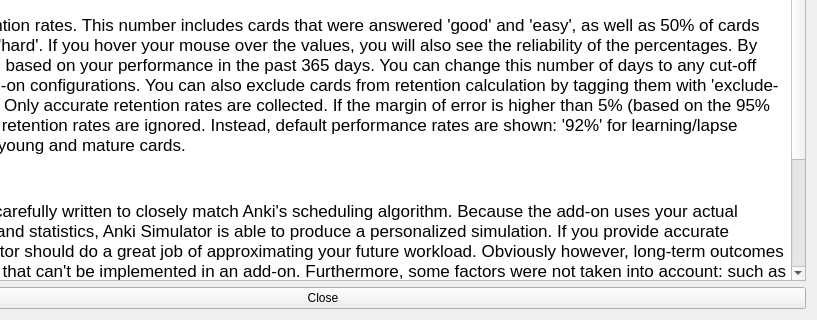
The window that designer/manual_dialog.ui (giovannihenriksen/Anki-Simulator) describes before a commit, drawn with Qt 5; both pictures show x 171 to 988 and y 459 to 779 of the 988 by 779 pixel window.
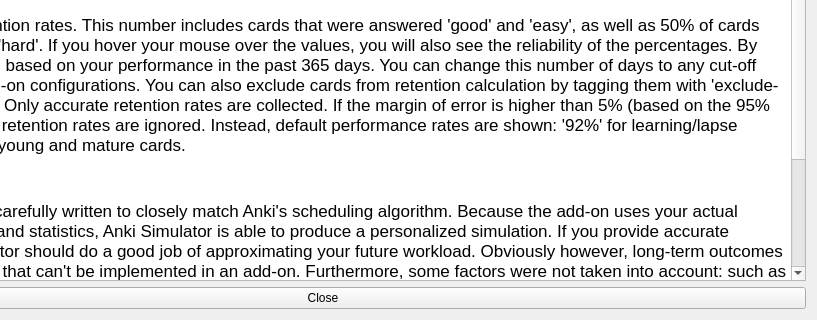
The same window after the commit.

Commit message: Very minor manual change and update screenshot

What changed in the file:
```diff
--- a/designer/manual_dialog.ui
+++ b/designer/manual_dialog.ui
@@ -33,7 +33,7 @@
 &lt;p style=&quot; margin-top:14px; margin-bottom:12px; margin-left:0px; margin-right:0px; -qt-block-indent:0; text-indent:0px;&quot;&gt;&lt;a name=&quot;performancerates&quot;&gt;&lt;/a&gt;&lt;span style=&quot; font-size:large; font-weight:600;&quot;&gt;P&lt;/span&gt;&lt;span style=&quot; font-size:large; font-weight:600;&quot;&gt;erformance rates&lt;/span&gt; &lt;/p&gt;
 &lt;p style=&quot; margin-top:12px; margin-bottom:12px; margin-left:0px; margin-right:0px; -qt-block-indent:0; text-indent:0px;&quot;&gt;These are your retention rates. This number includes cards that were answered 'good' and 'easy', as well as 50% of cards that were answered 'hard'. If you hover your mouse over the values, you will also see the reliability of the percentages. By default, the rates are based on your performance in the past 365 days. You can change this number of days to any cut-off you prefer in the add-on configurations. You can also exclude cards from retention calculation by tagging them with 'exclude-retention-rate'. Note: Only accurate retention rates are collected. If the margin of error is higher than 5% (based on the 95% confidence interval), retention rates are ignored. Instead, default performance rates are shown: '92%' for learning/lapse steps, and '90%' for young and mature cards. &lt;/p&gt;
 &lt;p style=&quot; margin-top:14px; margin-bottom:12px; margin-left:0px; margin-right:0px; -qt-block-indent:0; text-indent:0px;&quot;&gt;&lt;a name=&quot;howaccurateisit&quot;&gt;&lt;/a&gt;&lt;span style=&quot; font-size:large; font-weight:600;&quot;&gt;H&lt;/span&gt;&lt;span style=&quot; font-size:large; font-weight:600;&quot;&gt;ow accurate is it?&lt;/span&gt; &lt;/p&gt;
-&lt;p style=&quot; margin-top:12px; margin-bottom:12px; margin-left:0px; margin-right:0px; -qt-block-indent:0; text-indent:0px;&quot;&gt;Anki Simulator was carefully written to closely match Anki's scheduling algorithm. Because the add-on uses your actual cards, deck options and statistics, Anki Simulator is able to produce a personalized simulation. If you provide accurate variables, the simulator should do a great job of approximating your future workload. Obviously however, long-term outcomes rely on many factors that can't be implemented in an add-on. Furthermore, some factors were not taken into account: such as pressing ‘hard’ or ‘easy’ buttons. &lt;span style=&quot; font-family:'Helvetica Neue';&quot;&gt;The simulator assumes that excluding them both should balance their effects out for a large part. Lastly, keep in mind that your future performance rates may vary. &lt;/span&gt;  &lt;/p&gt;
+&lt;p style=&quot; margin-top:12px; margin-bottom:12px; margin-left:0px; margin-right:0px; -qt-block-indent:0; text-indent:0px;&quot;&gt;Anki Simulator was carefully written to closely match Anki's scheduling algorithm. Because the add-on uses your actual cards, deck options and statistics, Anki Simulator is able to produce a personalized simulation. If you provide accurate variables, the simulator should do a good job of approximating your future workload. Obviously however, long-term outcomes rely on many factors that can't be implemented in an add-on. Furthermore, some factors were not taken into account: such as pressing ‘hard’ or ‘easy’ buttons. &lt;span style=&quot; font-family:'Helvetica Neue';&quot;&gt;The simulator assumes that excluding them both should balance their effects out for a large part. Lastly, keep in mind that your future performance rates may vary. &lt;/span&gt;  &lt;/p&gt;
 &lt;p style=&quot; margin-top:14px; margin-bottom:12px; margin-left:0px; margin-right:0px; -qt-block-indent:0; text-indent:0px;&quot;&gt;&lt;a name=&quot;canihelpimproveankisimulator&quot;&gt;&lt;/a&gt;&lt;span style=&quot; font-size:large; font-weight:600;&quot;&gt;C&lt;/span&gt;&lt;span style=&quot; font-size:large; font-weight:600;&quot;&gt;an I help improve Anki Simulator?&lt;/span&gt; &lt;/p&gt;
 &lt;p style=&quot; margin-top:12px; margin-bottom:12px; margin-left:0px; margin-right:0px; -qt-block-indent:0; text-indent:0px;&quot;&gt;Of course! Anki Simulator is open-source. Anyone is free to suggest new features, submit issues or file pull requests. You can find the project on &lt;a href=&quot;https://github.com/giovannihenriksen/Anki-Simulator&quot;&gt;&lt;span style=&quot; text-decoration: underline; color:#0000ff;&quot;&gt;Github&lt;/span&gt;&lt;/a&gt;.&lt;/p&gt;&lt;/body&gt;&lt;/html&gt;</string>
      </property>
```
The commit also changes 1 other file.
